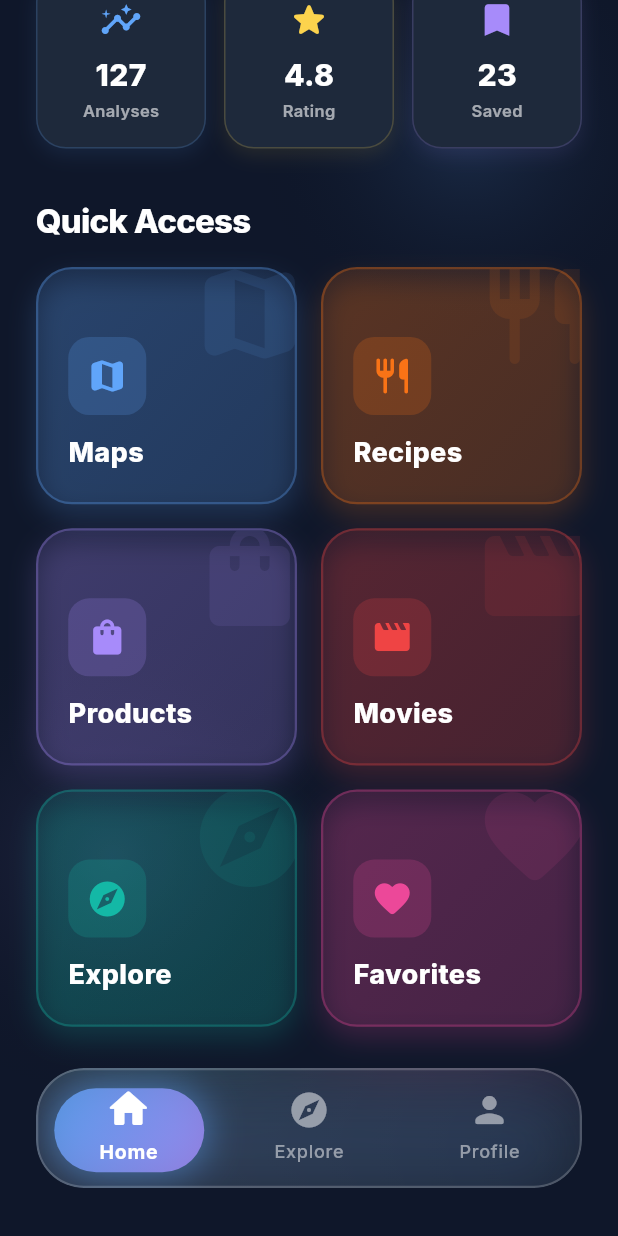
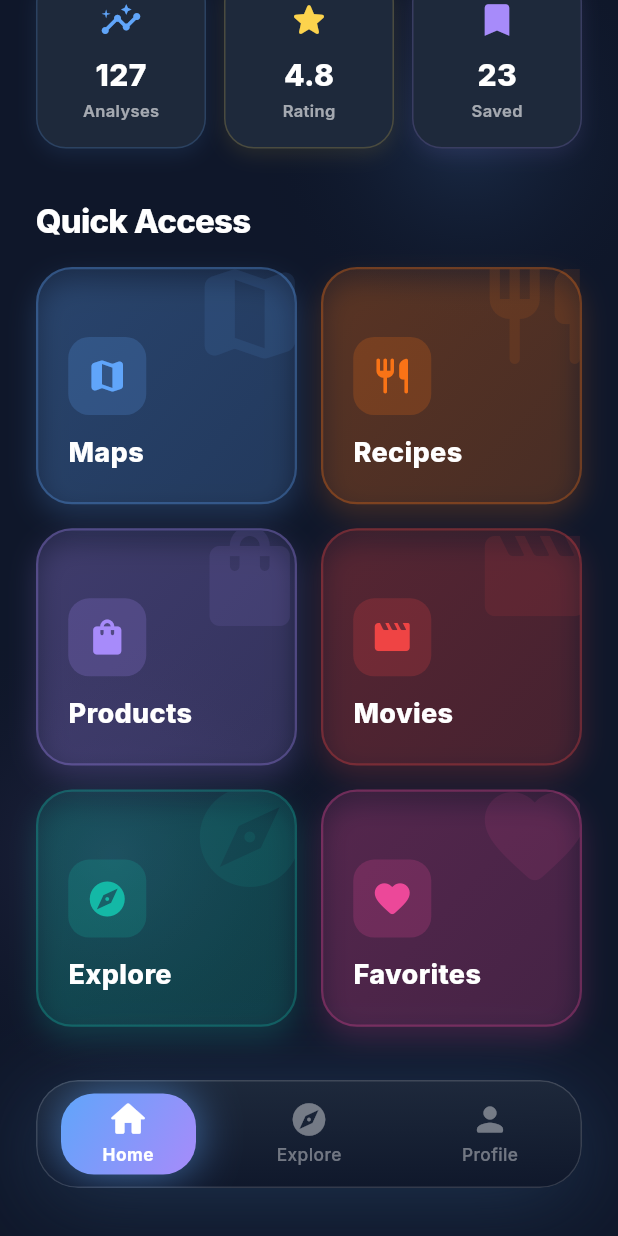
Before and after one commit to BerkT2/Aura-One, a Flutter app: the screen it shows after launch, scrolled down 474 dp, on a phone screen of 412 x 824 dp. Run offline on Flutter 3.47's test engine with Material 3 defaults, Android fonts, the phone set to English and light mode, and no system bars; our stand-ins replace flutter_map, geolocator, google_fonts, latlong2.

Commit message:
Home screen update

```diff
--- a/lib/main.dart
+++ b/lib/main.dart
@@ -139,64 +139,68 @@ class _MainNavigationScreenState extends State<MainNavigationScreen> with Ticker
   }
 
   Widget _buildModernNavBar() {
-    return ClipRRect(
-      borderRadius: BorderRadius.circular(32),
-      child: BackdropFilter(
-        filter: ImageFilter.blur(sigmaX: 40, sigmaY: 40),
-        child: Container(
-          height: 80,
+    return Container(
+      height: 72,
       decoration: BoxDecoration(
-            gradient: LinearGradient(
-              begin: Alignment.topLeft,
-              end: Alignment.bottomRight,
-              colors: [
-                Colors.white.withOpacity(0.1),
-                Colors.white.withOpacity(0.05),
-              ],
-            ),
-            borderRadius: BorderRadius.circular(32),
-            border: Border.all(
-              width: 1.5,
-              color: Colors.white.withOpacity(0.2),
-            ),
+        borderRadius: BorderRadius.circular(28),
         boxShadow: [
           BoxShadow(
-                color: Colors.black.withOpacity(0.3),
-                blurRadius: 30,
+            color: Colors.black.withOpacity(0.4),
+            blurRadius: 40,
             offset: const Offset(0, 20),
           ),
           BoxShadow(
-                color: const Color(0xFF60A5FA).withOpacity(0.2),
-                blurRadius: 40,
+            color: const Color(0xFF60A5FA).withOpacity(0.25),
+            blurRadius: 50,
             offset: const Offset(0, 10),
           ),
         ],
       ),
+      child: ClipRRect(
+        borderRadius: BorderRadius.circular(28),
+        child: BackdropFilter(
+          filter: ImageFilter.blur(sigmaX: 30, sigmaY: 30),
+          child: Container(
+            decoration: BoxDecoration(
+              gradient: LinearGradient(
+                begin: Alignment.topCenter,
+                end: Alignment.bottomCenter,
+                colors: [
+                  const Color(0xFF1E293B).withOpacity(0.9),
+                  const Color(0xFF0F172A).withOpacity(0.95),
+                ],
+              ),
+              borderRadius: BorderRadius.circular(28),
+              border: Border.all(
+                width: 1,
+                color: Colors.white.withOpacity(0.15),
+              ),
+            ),
             child: Stack(
               children: [
                 AnimatedPositioned(
-                duration: const Duration(milliseconds: 400),
+                  duration: const Duration(milliseconds: 350),
                   curve: Curves.easeInOutCubic,
                   left: _getIndicatorPosition(),
-                top: 12,
+                  top: 8,
+                  bottom: 8,
                   child: Container(
-                  width: 100,
-                  height: 56,
+                    width: 90,
                     decoration: BoxDecoration(
-                    gradient: LinearGradient(
+                      gradient: const LinearGradient(
                         begin: Alignment.topLeft,
                         end: Alignment.bottomRight,
                         colors: [
-                        const Color(0xFF60A5FA).withOpacity(0.8),
-                        const Color(0xFFA78BFA).withOpacity(0.8),
+                          Color(0xFF60A5FA),
+                          Color(0xFFA78BFA),
                         ],
                       ),
-                    borderRadius: BorderRadius.circular(28),
+                      borderRadius: BorderRadius.circular(22),
                       boxShadow: [
                         BoxShadow(
-                        color: const Color(0xFF60A5FA).withOpacity(0.5),
-                        blurRadius: 20,
-                        spreadRadius: 2,
+                          color: const Color(0xFF60A5FA).withOpacity(0.6),
+                          blurRadius: 25,
+                          spreadRadius: 0,
                         ),
                       ],
                     ),
@@ -226,6 +230,7 @@ class _MainNavigationScreenState extends State<MainNavigationScreen> with Ticker
             ),
           ),
         ),
+      ),
     );
   }
 
@@ -233,7 +238,7 @@ class _MainNavigationScreenState extends State<MainNavigationScreen> with Ticker
     final screenWidth = MediaQuery.of(context).size.width;
     final navBarWidth = screenWidth - 48;
     final itemWidth = navBarWidth / 3;
-    return (_currentIndex * itemWidth) + (itemWidth / 2) - 50;
+    return (_currentIndex * itemWidth) + (itemWidth / 2) - 45;
   }
 
   Widget _buildNavItem({
@@ -248,34 +253,36 @@ class _MainNavigationScreenState extends State<MainNavigationScreen> with Ticker
         onTap: () => _onItemTapped(index),
         behavior: HitTestBehavior.opaque,
         child: Container(
-          padding: const EdgeInsets.symmetric(vertical: 12),
+          padding: const EdgeInsets.only(top: 12),
           child: AnimatedBuilder(
             animation: _iconControllers[index],
             builder: (context, child) {
               final animation = _iconControllers[index];
               return Column(
                 mainAxisSize: MainAxisSize.min,
+                mainAxisAlignment: MainAxisAlignment.center,
                 children: [
                   Transform.scale(
-                    scale: 1.0 + (animation.value * 0.15),
+                    scale: 1.0 + (animation.value * 0.12),
                     child: Icon(
                       icon,
-                      size: 28,
+                      size: 26,
                       color: isSelected
                           ? Colors.white
-                          : Colors.white.withOpacity(0.5),
+                          : Colors.white.withOpacity(0.4),
                     ),
                   ),
                   const SizedBox(height: 6),
                   AnimatedDefaultTextStyle(
                     duration: const Duration(milliseconds: 300),
                     style: GoogleFonts.inter(
-                      fontSize: isSelected ? 13 : 12,
+                      fontSize: 11.5,
                       fontWeight: isSelected ? FontWeight.w700 : FontWeight.w500,
                       color: isSelected
                           ? Colors.white
-                          : Colors.white.withOpacity(0.5),
-                      letterSpacing: 0.5,
+                          : Colors.white.withOpacity(0.4),
+                      letterSpacing: 0.3,
+                      height: 1,
                     ),
                     child: Text(label),
                   ),
```
Lines whose indentation alone changed are shown as unchanged.
